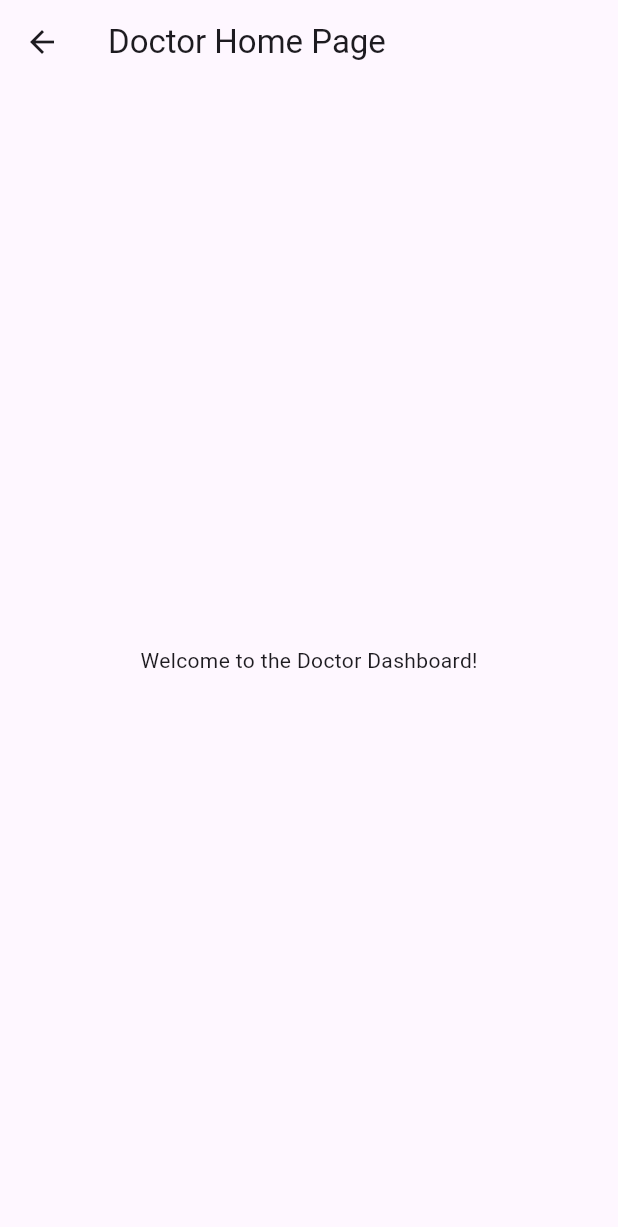
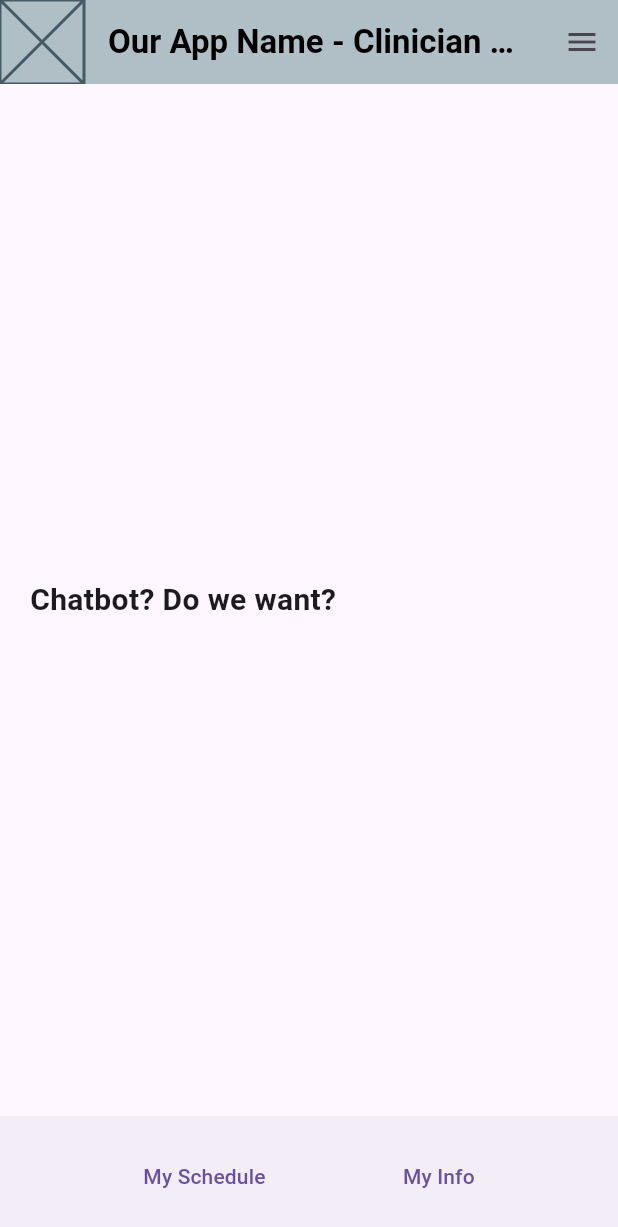
Before and after one commit to AdamRolander/San-Diego-Hackathon-2024, a Flutter app: the DoctorHomePage screen opened by its route, on a phone screen of 412 x 824 dp. Shown: the top 1227 px of the screen. Run offline on Flutter 3.47's test engine with Material 3 defaults, Android fonts, the phone set to English and light mode, and no system bars.

Commit message:
Refactoring, all pages created

```diff
--- /dev/null
+++ b/lib/pages/doctor-access/doctor_home.dart
@@ -0,0 +1,51 @@
+import 'package:flutter/material.dart';
+import '../../widgets/burger.dart';
+
+// Most likely a stateful widget
+
+class DoctorHomePage extends StatelessWidget {
+  const DoctorHomePage({super.key});
+
+  @override
+  Widget build(BuildContext context) {
+    return Scaffold(
+      appBar: AppBar(
+        leading: const Placeholder(), // LOGO or something
+        title: const Text(
+          "Our App Name - Clinician Home",
+          style: TextStyle(color: Colors.black, fontWeight: FontWeight.bold),
+        ),
+        backgroundColor: Colors.blueGrey[200],
+      ),
+      endDrawer: const CustomDrawer(),
+      body: const Column(
+        mainAxisAlignment: MainAxisAlignment.center,
+        children: [
+          Padding(
+            padding: EdgeInsets.all(20),
+            child: Text("Chatbot? Do we want?", style: TextStyle(fontWeight: FontWeight.bold, fontSize: 20)),
+          ),
+
+        ],
+      ),
+      bottomNavigationBar: BottomAppBar(
+        child: Row(
+          mainAxisAlignment: MainAxisAlignment.spaceEvenly,
+          children: [
+            TextButton(
+              child: const Text("My Schedule"),
+              onPressed: () {
+                Navigator.pushNamed(context, '/schedulePage');
+              }),
+            TextButton(
+              onPressed: () {
+                Navigator.pushNamed(context, '/infoPage');
+              },
+              child: const Text("My Info"),
+            ),
+          ],
+        ),
+      ),
+    );
+  }
+}
--- a/lib/pages/doctor_home.dart
+++ /dev/null
@@ -1,16 +0,0 @@
-import 'package:flutter/material.dart';
-import 'landing.dart';
-
-class DoctorHomePage extends StatelessWidget {
-  const DoctorHomePage({super.key});
-
-  @override
-  Widget build(BuildContext context) {
-    return Scaffold(
-      appBar: AppBar(
-        title: const Text('Doctor Home Page'),
-      ),
-      body: const Center(child: Text('Welcome to the Doctor Dashboard!')),
-    );
-  }
-}
```
Also changed, not shown: lib/main.dart (+20 -5 lines), lib/pages/burger-access/feedback.dart (added, +27 -0 lines), lib/pages/burger-access/help.dart (added, +27 -0 lines), lib/pages/burger-access/profile.dart (added, +28 -0 lines), lib/pages/doctor-access/doctor_info.dart (added, +17 -0 lines), lib/pages/doctor-access/schedule.dart (added, +14 -0 lines), lib/pages/doctor_login.dart (deleted, +0 -32 lines), lib/pages/landing-login/doctor_login.dart (renamed from lib/pages/patient_login.dart, +6 -6 lines), lib/pages/landing-login/patient_login.dart (added, +44 -0 lines), lib/pages/patient-access/make_appointment.dart (added, +29 -0 lines), lib/pages/patient-access/my_history.dart (added, +27 -0 lines), lib/pages/patient-access/patient_home.dart (renamed from lib/pages/patient_home.dart, +6 -4 lines), lib/widgets/burger.dart (+12 -12 lines), lib/pages/landing-login/landing.dart (renamed from lib/pages/landing.dart).
